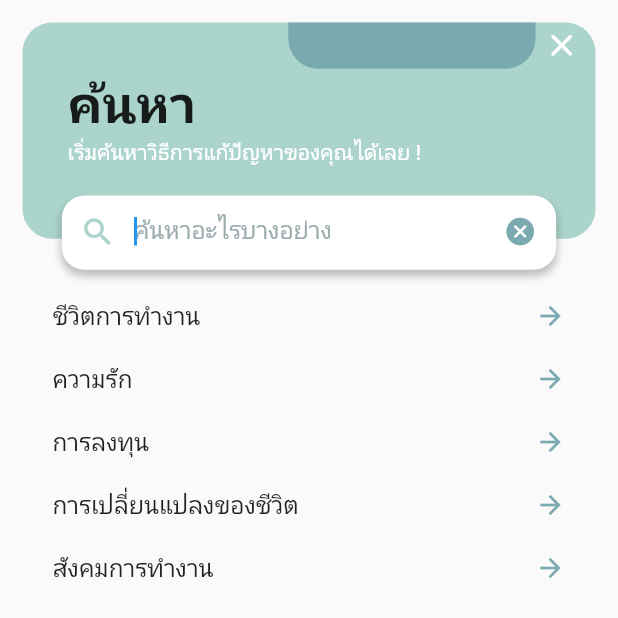
After one commit to aofattaporn/jitD_fronted, a Flutter app: the BottomNavigationWidget screen opened by its route, item 2 of the bottom bar chosen, after a tap on "ค้นหาอะไรบางอย่าง", on a phone screen of 412 x 824 dp, the top half of it. The commit adds this screen. Run offline on Flutter 3.47's test engine with Material 2 defaults, Android fonts, the phone set to English and light mode, and no system bars; our stand-ins replace bloc, equatable, firebase_auth, firebase_core, flutter_bloc, flutter_cache_manager and 5 more; missing offline and left inert: dart:ffi, dart:js, flutter_facebook_auth; accounts and stored records are empty; Roboto replaces fonts that are missing (Bai Jamjuree).

Commit message:
Create Search UI - Create Search.dart, SearchQuery.dart. - fix a little bugs.

```diff
--- a/lib/src/BottomNavigationWidget.dart
+++ b/lib/src/BottomNavigationWidget.dart
@@ -4,12 +4,11 @@ import 'package:flutter_bloc/flutter_bloc.dart';
 import 'package:jitd_client/src/blocs/authentication/authen_bloc.dart';
 import 'package:jitd_client/src/blocs/post/post_state.dart';
 import 'package:jitd_client/src/constant.dart';
-
 import 'package:jitd_client/src/screens/HomePage.dart';
 import 'package:jitd_client/src/screens/NotificationPage.dart';
 import 'package:jitd_client/src/screens/ProfilePage.dart';
+import 'package:jitd_client/src/screens/Search/Search.dart';
 import 'package:jitd_client/src/screens/SearchPage.dart';
-import 'package:jitd_client/src/screens/TestApiPage.dart';
 import 'package:jitd_client/src/screens/post/CreatePost.dart';
 import 'package:jitd_client/src/ui/DialogMessage.dart';
 
@@ -29,7 +28,7 @@ class _BottomNavigationWidgetState extends State<BottomNavigationWidget> {
   int currentTab = 0;
   final List<Widget> screens = const [
     HomePage(),
-    TestApiPage(),
+    Search(),
     NotificationPage(),
     ProfilePage(),
     SearchPage(),
@@ -90,7 +89,7 @@ class _BottomNavigationWidgetState extends State<BottomNavigationWidget> {
       /// Bottom navigation Bar
       bottomNavigationBar: BottomAppBar(
         child: Container(
-          height: 60,
+          height: MediaQuery.of(context).size.height * 0.075,
           child: Row(
             mainAxisAlignment: MainAxisAlignment.spaceBetween,
             children: [
@@ -113,16 +112,16 @@ class _BottomNavigationWidgetState extends State<BottomNavigationWidget> {
     );
   }
 
-  MaterialButton Button_Page(int indexSceeen, IconData xicon) {
+  MaterialButton Button_Page(int indexScreen, IconData xIcon) {
     return MaterialButton(
         onPressed: () {
           setState(() {
-            currentScreen = screens[indexSceeen];
-            currentTab = indexSceeen;
+            currentScreen = screens[indexScreen];
+            currentTab = indexScreen;
           });
         },
-        child: Icon(xicon,
-            color: currentTab == indexSceeen ? primaryColor : textColor2,
+        child: Icon(xIcon,
+            color: currentTab == indexScreen ? primaryColor : textColor2,
             size: 24));
   }
 
--- /dev/null
+++ b/lib/src/screens/Search/Search.dart
@@ -0,0 +1,277 @@
+import 'package:flutter/material.dart';
+import 'package:google_fonts/google_fonts.dart';
+import 'package:jitd_client/src/constant.dart';
+import 'package:jitd_client/src/screens/Search/SearchQuery.dart';
+
+class Search extends StatefulWidget {
+  const Search({Key? key}) : super(key: key);
+
+  @override
+  State<Search> createState() => SearchState();
+}
+
+class SearchState extends State<Search> {
+  final List<String> recommendTag = [
+    'ปัญหาครอบครัว',
+    'สุขภาพร่างกาย',
+    'ปัญหาชีวิต',
+    'มหาวิทยาลัย',
+    'สุขภาพจิตใจ'
+  ];
+  final List<String> searchHistory = [
+    'ชีวิตการทำงาน',
+    'ความรัก',
+    'การลงทุน',
+    'การเปลี่ยนแปลงของชีวิต',
+    'สังคมการทำงาน',
+  ];
+
+  @override
+  Widget build(BuildContext context) {
+    return Scaffold(
+      body: SafeArea(
+          child: Padding(
+        padding: const EdgeInsets.all(15),
+        child: SingleChildScrollView(
+          child: Column(
+            children: [
+              // Header ----------------------------------------------------------
+              SizedBox(
+                width: MediaQuery.of(context).size.width,
+                height: MediaQuery.of(context).size.height * 0.2,
+                child: Stack(
+                  children: [
+                    Container(
+                      width: MediaQuery.of(context).size.width,
+                      height: MediaQuery.of(context).size.height * 0.175,
+                      decoration: const BoxDecoration(
+                        borderRadius: BorderRadius.all(Radius.circular(20)),
+                        color: primaryColor,
+                      ),
+                      child: Column(
+                        children: [
+                          Align(
+                            alignment: AlignmentDirectional.topEnd,
+                            child: Padding(
+                              padding: const EdgeInsets.only(right: 40),
+                              child: Container(
+                                  width:
+                                      MediaQuery.of(context).size.width * 0.4,
+                                  height: MediaQuery.of(context).size.height *
+                                      0.0375,
+                                  decoration: const BoxDecoration(
+                                    borderRadius: BorderRadius.vertical(
+                                        bottom: Radius.circular(20)),
+                                    color: secondaryColor,
+                                  )),
+                            ),
+                          ),
+                          Row(
+                            children: [
+                              Padding(
+                                padding: const EdgeInsets.only(left: 30),
+                                child: Text(
+                                  "ค้นหา",
+                                  style: GoogleFonts.getFont("Bai Jamjuree",
+                                      fontSize: 34,
+                                      fontWeight: FontWeight.bold),
+                                ),
+                              ),
+                            ],
+                          ),
+                          Row(
+                            children: [
+                              Padding(
+                                padding: const EdgeInsets.only(left: 30),
+                                child: Text(
+                                    "เริ่มค้นหาวิธีการแก้ปัญหาของคุณได้เลย !",
+                                    style: GoogleFonts.getFont("Bai Jamjuree",
+                                        color: Colors.white,
+                                        fontWeight: FontWeight.w500)),
+                              ),
+                            ],
+                          )
+                        ],
+                      ),
+                    ),
+                    // SearchBar -------------------------------------------------
+                    Align(
+                      alignment: AlignmentDirectional.bottomCenter,
+                      child: Container(
+                          width: MediaQuery.of(context).size.width * 0.8,
+                          height: MediaQuery.of(context).size.height * 0.06,
+                          decoration: const BoxDecoration(
+                              borderRadius:
+                                  BorderRadius.all(Radius.circular(15)),
+                              color: Colors.white,
+                              boxShadow: [
+                                BoxShadow(
+                                  blurRadius: 4,
+                                  color: Color.fromRGBO(0, 0, 0, 0.25),
+                                  offset: Offset(0, 4),
+                                )
+                              ]),
+                          child: GestureDetector(
+                            onTap: () => Navigator.of(context).push(_createRoute(SearchQuery(searchHistory: searchHistory,))),
+                            child: TextField(
+                              enabled: false,
+                              decoration: InputDecoration(
+                                  border: InputBorder.none,
+                                  prefixIcon: const Icon(
+                                    Icons.search,
+                                    color: primaryColor,
+                                  ),
+                                  hintText: "ค้นหาอะไรบางอย่าง",
+                                  hintStyle: GoogleFonts.getFont("Bai Jamjuree",
+                                      color: textColor3)),
+                            ),
+                          )),
+                    )
+                  ],
+                ),
+              ),
+
+              Padding(
+                padding: const EdgeInsets.all(20),
+                child: Row(
+                  children: [
+                    Text(
+                      "ยอดนิยม",
+                      style: GoogleFonts.getFont("Bai Jamjuree",
+                          fontSize: 22, fontWeight: FontWeight.w500),
+                    ),
+                  ],
+                ),
+              ),
+              // Recommend
+
+              ListView.builder(
+                scrollDirection: Axis.vertical,
+                shrinkWrap: true,
+                physics: const NeverScrollableScrollPhysics(),
+                itemCount: recommendTag.length,
+                itemBuilder: (context, index) {
+                  return Padding(
+                    padding: const EdgeInsets.fromLTRB(20, 0, 20, 15),
+                    child: Row(
+                      children: [
+                        Container(
+                          width: MediaQuery.of(context).size.width * 0.065,
+                          height: MediaQuery.of(context).size.height * 0.035,
+                          decoration: const BoxDecoration(
+                            color: thirterydColor,
+                            borderRadius:
+                                BorderRadius.all(Radius.circular(2.5)),
+                          ),
+                          child: Center(
+                              child: Text(
+                            (index + 1).toString(),
+                            style: GoogleFonts.getFont("Bai Jamjuree",
+                                color: Colors.white,
+                                fontWeight: FontWeight.bold,
+                                fontSize: 18),
+                          )),
+                        ),
+                        SizedBox(
+                          width: MediaQuery.of(context).size.width * 0.03,
+                        ),
+                        Text(recommendTag[index],
+                            style: GoogleFonts.getFont("Bai Jamjuree",
+                                fontSize: 16)),
+                        const Spacer(),
+                        const Icon(
+                          Icons.more_horiz,
+                          color: textColor3,
+                        )
+                      ],
+                    ),
+                  );
+                },
+              ),
+              Padding(
+                padding: const EdgeInsets.fromLTRB(20, 0, 20, 25),
+                child: Row(
+                  children: [
+                    Text(
+                      "แสดงเพิ่มเติม",
+                      style: GoogleFonts.getFont("Bai Jamjuree",
+                          color: textColor3),
+                    ),
+                  ],
+                ),
+              ),
+              Padding(
+                padding: const EdgeInsets.fromLTRB(20, 0, 20, 25),
+                child: Row(
+                  mainAxisAlignment: MainAxisAlignment.spaceBetween,
+                  children: [
+                    Text(
+                      "รายการค้นหาล่าสุด",
+                      style: GoogleFonts.getFont("Bai Jamjuree",
+                          fontSize: 20, fontWeight: FontWeight.w500),
+                    ),
+                    Text("ล้างค่า",
+                        style: GoogleFonts.getFont("Bai Jamjuree",
+                            color: textColor3))
+                  ],
+                ),
+              ),
+
+              Padding(
+                padding: const EdgeInsets.fromLTRB(20, 0, 20, 25),
+                child: Container(
+                    constraints: BoxConstraints(
+                      minWidth: MediaQuery.of(context).size.width,
+                      minHeight: MediaQuery.of(context).size.height * 0.05,
+                    ),
+                    decoration: const BoxDecoration(
+                        color: backgroundColor2,
+                        borderRadius: BorderRadius.all(Radius.circular(10))),
+                    child: Padding(
+                        padding: const EdgeInsets.all(20),
+                        child: Wrap(
+                          direction: Axis.horizontal,
+                          spacing: 5,
+                          runSpacing: 10,
+                          children: List.generate(searchHistory.length, (index) {
+                            return Container(
+                              decoration: const BoxDecoration(
+                                  color: thirterydColor,
+                                  borderRadius: BorderRadius.all(
+                                      Radius.circular(15))),
+                              child: Padding(
+                                padding: const EdgeInsets.all(8.0),
+                                child: Text(searchHistory[index], style: GoogleFonts.getFont("Bai Jamjuree", color: Colors.white, fontWeight: FontWeight.w500),),
+                              ),
+                            );
+                          }),
+
+                        ))),
+              )
+            ],
+          ),
+        ),
+      )),
+    );
+  }
+
+  Route _createRoute(Widget page) {
+    return PageRouteBuilder(
+      pageBuilder: (context, animation, secondaryAnimation) => page,
+      transitionsBuilder: (context, animation, secondaryAnimation, child) {
+        const begin = Offset(0.0, -0.0);
+        const end = Offset.zero;
+        const curve = Curves.ease;
+
+        var tween =
+        Tween(begin: begin, end: end).chain(CurveTween(curve: curve));
+
+        return SlideTransition(
+          position: animation.drive(tween),
+          child: child,
+        );
+      },
+    );
+  }
+
+}
--- /dev/null
+++ b/lib/src/screens/Search/SearchQuery.dart
@@ -0,0 +1,188 @@
+import 'package:flutter/material.dart';
+import 'package:google_fonts/google_fonts.dart';
+
+import '../../constant.dart';
+
+class SearchQuery extends StatefulWidget {
+  final List<String> searchHistory;
+
+  const SearchQuery({Key? key, required this.searchHistory}) : super(key: key);
+
+  @override
+  State<SearchQuery> createState() => _SearchQueryState();
+}
+
+class _SearchQueryState extends State<SearchQuery> {
+  TextEditingController? searchController;
+
+  @override
+  void initState() {
+    super.initState();
+    searchController = TextEditingController()
+      ..addListener(() {
+        setState(() {});
+      });
+  }
+
+  @override
+  void dispose() {
+    super.dispose();
+    searchController?.dispose();
+  }
+
+  @override
+  Widget build(BuildContext context) {
+    return Scaffold(
+      body: SafeArea(
+          child: SingleChildScrollView(
+        child: Padding(
+          padding: const EdgeInsets.all(15),
+          child: SingleChildScrollView(
+            child: Column(
+              children: [
+                // Header ----------------------------------------------------------
+                SizedBox(
+                  width: MediaQuery.of(context).size.width,
+                  height: MediaQuery.of(context).size.height * 0.2,
+                  child: Stack(
+                    children: [
+                      Container(
+                        width: MediaQuery.of(context).size.width,
+                        height: MediaQuery.of(context).size.height * 0.175,
+                        decoration: const BoxDecoration(
+                          borderRadius: BorderRadius.all(Radius.circular(20)),
+                          color: primaryColor,
+                        ),
+                        child: Column(
+                          children: [
+                            Row(
+                              mainAxisAlignment: MainAxisAlignment.end,
+                              children: [
+                                Container(
+                                    width:
+                                        MediaQuery.of(context).size.width * 0.4,
+                                    height: MediaQuery.of(context).size.height *
+                                        0.0375,
+                                    decoration: const BoxDecoration(
+                                      borderRadius: BorderRadius.vertical(
+                                          bottom: Radius.circular(20)),
+                                      color: secondaryColor,
+                                    )),
+                                const SizedBox(width: 5),
+                                GestureDetector(
+                                    onTap: () => Navigator.pop(context),
+                                    child: const Icon(Icons.clear_rounded, color: backgroundColor2,size: 25,)),
+                                const SizedBox(width: 10,)
+                              ],
+                            ),
+                            Row(
+                              children: [
+                                Padding(
+                                  padding: const EdgeInsets.only(left: 30),
+                                  child: Text(
+                                    "ค้นหา",
+                                    style: GoogleFonts.getFont("Bai Jamjuree",
+                                        fontSize: 34,
+                                        fontWeight: FontWeight.bold),
+                                  ),
+                                ),
+                              ],
+                            ),
+                            Row(
+                              children: [
+                                Padding(
+                                  padding: const EdgeInsets.only(left: 30),
+                                  child: Text(
+                                      "เริ่มค้นหาวิธีการแก้ปัญหาของคุณได้เลย !",
+                                      style: GoogleFonts.getFont("Bai Jamjuree",
+                                          color: Colors.white,
+                                          fontWeight: FontWeight.w500)),
+                                ),
+                              ],
+                            )
+                          ],
+                        ),
+                      ),
+                      // SearchBar -------------------------------------------------
+                      Align(
+                          alignment: AlignmentDirectional.bottomCenter,
+                          child: Container(
+                            width: MediaQuery.of(context).size.width * 0.8,
+                            height: MediaQuery.of(context).size.height * 0.06,
+                            decoration: const BoxDecoration(
+                                borderRadius:
+                                    BorderRadius.all(Radius.circular(15)),
+                                color: Colors.white,
+                                boxShadow: [
+                                  BoxShadow(
+                                    blurRadius: 4,
+                                    color: Color.fromRGBO(0, 0, 0, 0.25),
+                                    offset: Offset(0, 4),
+                                  )
+                                ]),
+                            child: TextField(
+                              controller: searchController,
+                              autofocus: true,
+                              decoration: InputDecoration(
+                                  border: InputBorder.none,
+                                  prefixIcon: const Icon(
+                                    Icons.search,
+                                    color: primaryColor,
+                                  ),
+                                  hintText: "ค้นหาอะไรบางอย่าง",
+                                  hintStyle: GoogleFonts.getFont("Bai Jamjuree",
+                                      color: textColor3),
+                              suffixIcon: IconButton(
+                                onPressed: searchController?.clear,
+                                splashColor: Colors.transparent,
+                                icon: const Icon(Icons.cancel_rounded, color: secondaryColor, size: 22,),
+                              )
+                              ),
+                            ),
+                          )),
+                    ],
+                  ),
+                ),
+
+                if (searchController?.text.isEmpty == true)
+                  Padding(
+                    padding: const EdgeInsets.all(20),
+                    child: ListView.builder(
+                        scrollDirection: Axis.vertical,
+                        shrinkWrap: true,
+                        physics: const NeverScrollableScrollPhysics(),
+                        itemCount: widget.searchHistory.length,
+                        itemBuilder: (context, index) {
+                          return Padding(
+                            padding: const EdgeInsets.only(bottom: 20),
+                            child: Row(
+                              mainAxisAlignment: MainAxisAlignment.spaceBetween,
+                              children: [
+                                Text(
+                                  widget.searchHistory[index],
+                                  style: GoogleFonts.getFont("Bai Jamjuree",
+                                      fontSize: 16),
+                                ),
+                                const Icon(
+                                  Icons.arrow_forward,
+                                  color: secondaryColor,
+                                  size: 20,
+                                ),
+                              ],
+                            ),
+                          );
+                        }),
+                  )
+                else
+                  Padding(
+                    padding: const EdgeInsets.all(50),
+                    child: Text("ไม่มีข้อมูลที่เกี่ยวข้อง"),
+                  )
+              ],
+            ),
+          ),
+        ),
+      )),
+    );
+  }
+}
--- a/lib/src/screens/post/ConsultantLevel.dart
+++ b/lib/src/screens/post/ConsultantLevel.dart
@@ -60,7 +60,6 @@ class _ConsultantLevelState extends State<ConsultantLevel> {
                           child: IconButton(
                             icon: const Icon(Icons.arrow_back),
                             onPressed: () {
-                              print("Testing");
                               Navigator.pop(context);
                             },
                           )),
```
